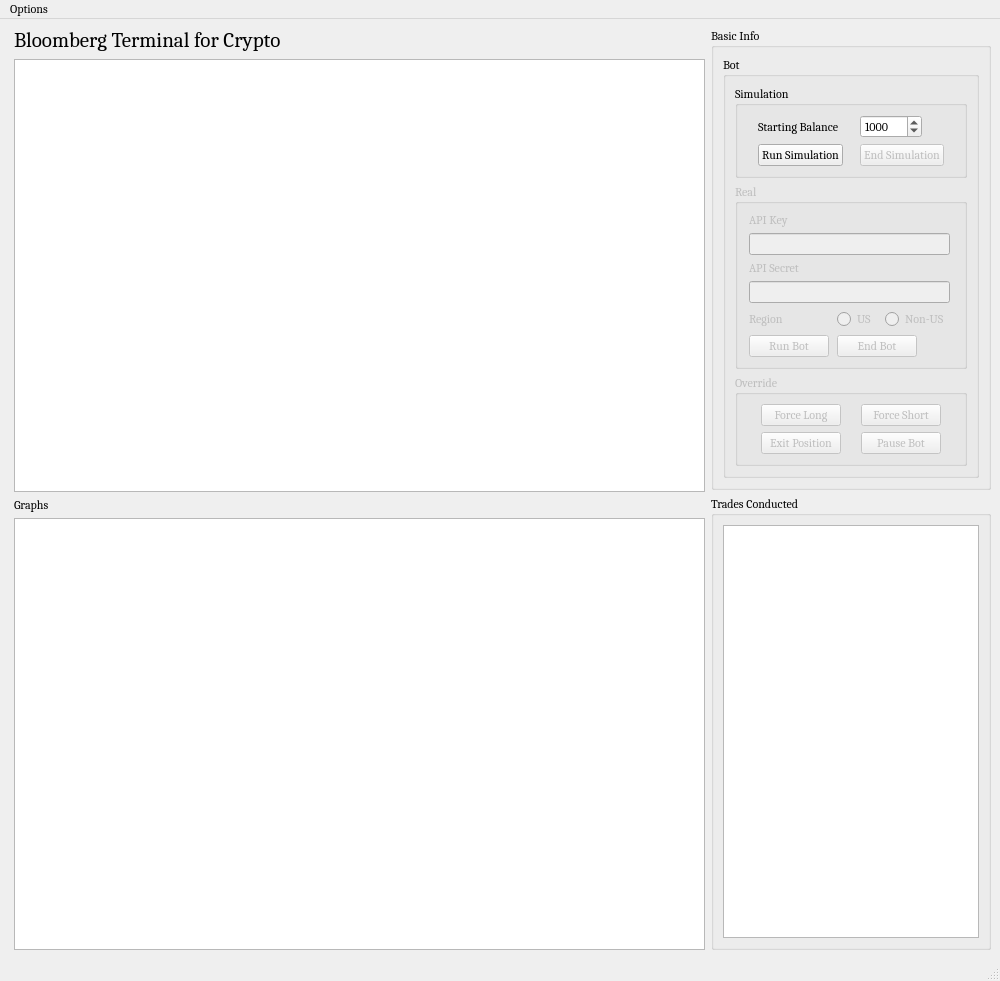
Old version of the form nigerianPrince.ui in the repository ZENALC/algobot.
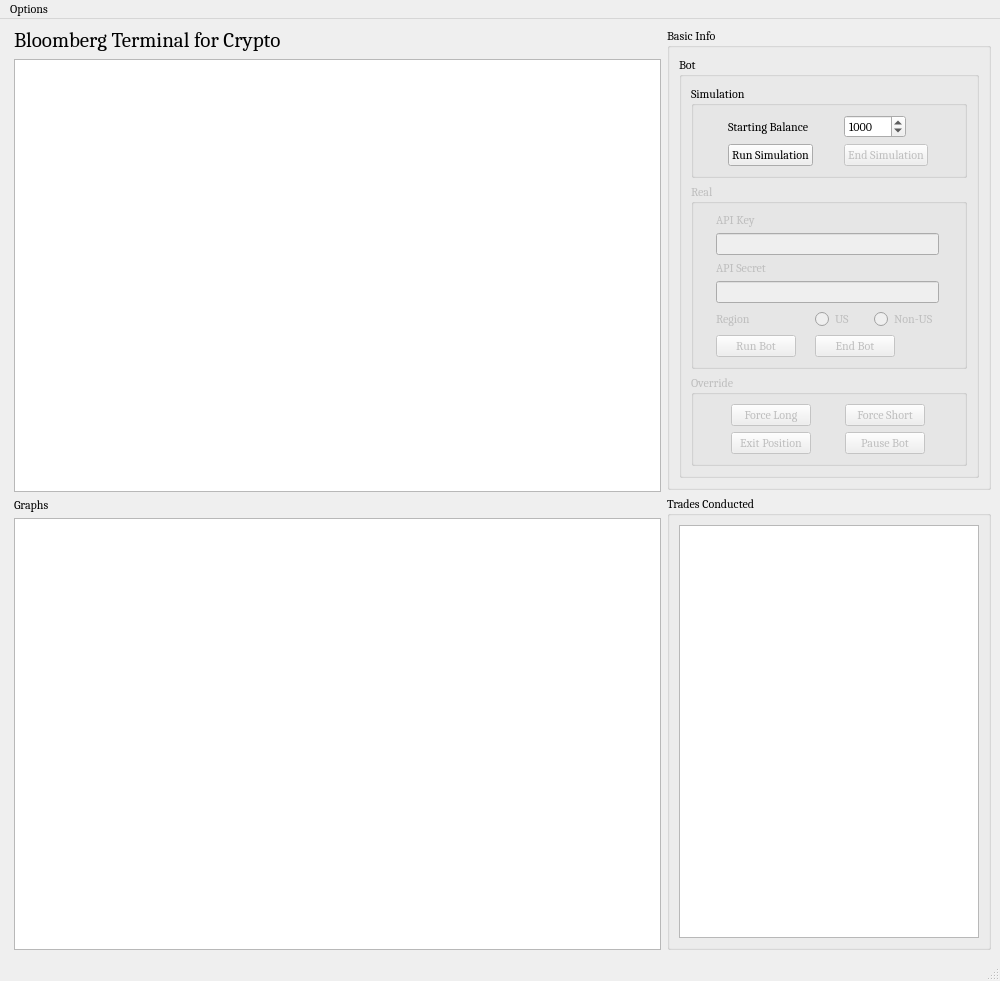
New version of the form.

The edit to the form file:
```diff
--- a/nigerianPrince.ui
+++ b/nigerianPrince.ui
@@ -442,6 +442,12 @@
              <verstretch>0</verstretch>
             </sizepolicy>
            </property>
+           <property name="minimumSize">
+            <size>
+             <width>300</width>
+             <height>0</height>
+            </size>
+           </property>
           </widget>
          </item>
         </layout>
```
